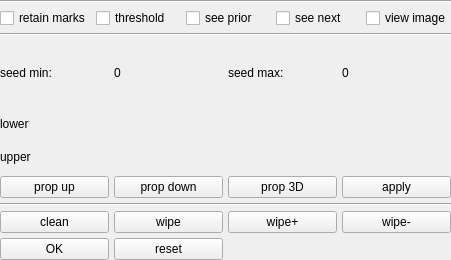
Old version of the form Code/Gui/MITK/Plugins/uk.ac.ucl.cmic.midasgeneralsegmentor/src/internal/MIDASGeneralSegmentorViewControls.ui in the repository NifTK/NifTK.
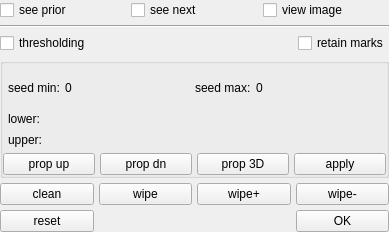
New version of the form. Custom widgets are drawn as their Qt base class.

Patch:
```diff
--- a/Code/Gui/MITK/Plugins/uk.ac.ucl.cmic.midasgeneralsegmentor/src/internal/MIDASGeneralSegmentorViewControls.ui
+++ b/Code/Gui/MITK/Plugins/uk.ac.ucl.cmic.midasgeneralsegmentor/src/internal/MIDASGeneralSegmentorViewControls.ui
@@ -6,8 +6,8 @@
    <rect>
     <x>0</x>
     <y>0</y>
-    <width>451</width>
-    <height>260</height>
+    <width>389</width>
+    <height>232</height>
    </rect>
   </property>
   <property name="sizePolicy">
@@ -35,47 +35,47 @@
    <property name="spacing">
     <number>5</number>
    </property>
-   <item row="0" column="0">
-    <widget class="Line" name="m_Line1">
-     <property name="orientation">
-      <enum>Qt::Horizontal</enum>
-     </property>
-    </widget>
-   </item>
-   <item row="1" column="0">
-    <layout class="QGridLayout" name="m_GridLayoutToggleButtons">
+   <item row="2" column="0">
+    <layout class="QGridLayout" name="m_ThresholdingButtonGridLayout" columnstretch="1,0">
      <property name="spacing">
       <number>5</number>
      </property>
-     <item row="0" column="0">
+     <item row="0" column="1">
       <widget class="QCheckBox" name="m_RetainMarksCheckBox">
        <property name="text">
         <string>retain marks</string>
        </property>
       </widget>
      </item>
-     <item row="0" column="1">
-      <widget class="QCheckBox" name="m_ThresholdCheckBox">
+     <item row="0" column="0">
+      <widget class="QCheckBox" name="m_ThresholdingCheckBox">
        <property name="text">
-        <string>threshold</string>
+        <string>thresholding</string>
        </property>
       </widget>
      </item>
-     <item row="0" column="2">
+    </layout>
+   </item>
+   <item row="0" column="0">
+    <layout class="QGridLayout" name="m_VisibilityButtonsGridLayout">
+     <property name="spacing">
+      <number>5</number>
+     </property>
+     <item row="0" column="0">
       <widget class="QCheckBox" name="m_SeePriorCheckBox">
        <property name="text">
         <string>see prior</string>
        </property>
       </widget>
      </item>
-     <item row="0" column="3">
+     <item row="0" column="1">
       <widget class="QCheckBox" name="m_SeeNextCheckBox">
        <property name="text">
         <string>see next</string>
        </property>
       </widget>
      </item>
-     <item row="0" column="4">
+     <item row="0" column="2">
       <widget class="QCheckBox" name="m_SeeImageCheckBox">
        <property name="text">
         <string>view image</string>
@@ -84,143 +84,15 @@
      </item>
     </layout>
    </item>
-   <item row="2" column="0">
-    <widget class="Line" name="m_Line3">
+   <item row="1" column="0">
+    <widget class="Line" name="m_LineSeparator">
      <property name="orientation">
       <enum>Qt::Horizontal</enum>
      </property>
     </widget>
    </item>
-   <item row="3" column="0">
-    <layout class="QGridLayout" name="m_GridLayoutSeedValues">
-     <property name="spacing">
-      <number>5</number>
-     </property>
-     <item row="0" column="0">
-      <widget class="QLabel" name="m_ThresholdSeedMinLabel">
-       <property name="text">
-        <string>seed min:</string>
-       </property>
-      </widget>
-     </item>
-     <item row="0" column="1">
-      <widget class="QLabel" name="m_ThresholdSeedMinValue">
-       <property name="text">
-        <string>0</string>
-       </property>
-      </widget>
-     </item>
-     <item row="0" column="2">
-      <widget class="QLabel" name="m_ThresholdSeedMaxLabel">
-       <property name="text">
-        <string>seed max:</string>
-       </property>
-      </widget>
-     </item>
-     <item row="0" column="3">
-      <widget class="QLabel" name="m_ThresholdSeedMaxValue">
-       <property name="text">
-        <string>0</string>
-       </property>
-      </widget>
-     </item>
-    </layout>
-   </item>
    <item row="4" column="0">
-    <layout class="QGridLayout" name="m_GridLayoutThresholdSliders">
-     <property name="spacing">
-      <number>5</number>
-     </property>
-     <item row="0" column="0">
-      <widget class="QLabel" name="m_ThresholdLowerLabel">
-       <property name="text">
-        <string>lower</string>
-       </property>
-      </widget>
-     </item>
-     <item row="0" column="1">
-      <widget class="ctkSliderWidget" name="m_ThresholdLowerSliderWidget" native="true"/>
-     </item>
-     <item row="1" column="0">
-      <widget class="QLabel" name="m_ThresholdUpperLabel">
-       <property name="text">
-        <string>upper</string>
-       </property>
-      </widget>
-     </item>
-     <item row="1" column="1">
-      <widget class="ctkSliderWidget" name="m_ThresholdUpperSliderWidget" native="true"/>
-     </item>
-    </layout>
-   </item>
-   <item row="5" column="0">
-    <layout class="QGridLayout" name="m_GridLayoutPropagateButtons">
-     <property name="spacing">
-      <number>5</number>
-     </property>
-     <item row="0" column="0">
-      <widget class="QPushButton" name="m_PropUpButton">
-       <property name="sizePolicy">
-        <sizepolicy hsizetype="Preferred" vsizetype="Fixed">
-         <horstretch>0</horstretch>
-         <verstretch>0</verstretch>
-        </sizepolicy>
-       </property>
-       <property name="text">
-        <string>prop up</string>
-       </property>
-      </widget>
-     </item>
-     <item row="0" column="1">
-      <widget class="QPushButton" name="m_PropDownButton">
-       <property name="sizePolicy">
-        <sizepolicy hsizetype="Preferred" vsizetype="Fixed">
-         <horstretch>0</horstretch>
-         <verstretch>0</verstretch>
-        </sizepolicy>
-       </property>
-       <property name="text">
-        <string>prop down</string>
-       </property>
-      </widget>
-     </item>
-     <item row="0" column="2">
-      <widget class="QPushButton" name="m_Prop3DButton">
-       <property name="sizePolicy">
-        <sizepolicy hsizetype="Preferred" vsizetype="Fixed">
-         <horstretch>0</horstretch>
-         <verstretch>0</verstretch>
-        </sizepolicy>
-       </property>
-       <property name="text">
-        <string>prop 3D</string>
-       </property>
-      </widget>
-     </item>
-     <item row="0" column="3">
-      <widget class="QPushButton" name="m_ThresholdApplyButton">
-       <property name="sizePolicy">
-        <sizepolicy hsizetype="Preferred" vsizetype="Fixed">
-         <horstretch>0</horstretch>
-         <verstretch>0</verstretch>
-        </sizepolicy>
-       </property>
-       <property name="text">
-        <string>apply</string>
-       </property>
-      </widget>
-     </item>
-    </layout>
-   </item>
-   <item row="6" column="0">
-    <widget class="Line" name="m_Line5">
-     <property name="orientation">
-      <enum>Qt::Horizontal</enum>
-     </property>
-    </widget>
-   </item>
-   <item row="7" column="0">
-    <layout class="QGridLayout" name="m_GridLayoutBottomButtons" rowstretch="0,0">
+    <layout class="QGridLayout" name="m_BottomButtonsGridLayout" rowstretch="0,0">
      <property name="spacing">
       <number>5</number>
      </property>
@@ -276,7 +148,7 @@
        </property>
       </widget>
      </item>
-     <item row="1" column="0">
+     <item row="1" column="3">
       <widget class="QPushButton" name="m_OKButton">
        <property name="sizePolicy">
         <sizepolicy hsizetype="Preferred" vsizetype="Fixed">
@@ -289,7 +161,7 @@
        </property>
       </widget>
      </item>
-     <item row="1" column="1">
+     <item row="1" column="0">
       <widget class="QPushButton" name="m_ResetButton">
        <property name="sizePolicy">
         <sizepolicy hsizetype="Preferred" vsizetype="Fixed">
@@ -304,6 +176,160 @@
      </item>
     </layout>
    </item>
+   <item row="3" column="0">
+    <widget class="QGroupBox" name="m_ThresholdingGroupBox">
+     <layout class="QVBoxLayout" name="verticalLayout">
+      <property name="spacing">
+       <number>5</number>
+      </property>
+      <property name="leftMargin">
+       <number>0</number>
+      </property>
+      <property name="topMargin">
+       <number>5</number>
+      </property>
+      <property name="rightMargin">
+       <number>0</number>
+      </property>
+      <property name="bottomMargin">
+       <number>0</number>
+      </property>
+      <item>
+       <layout class="QGridLayout" name="m_SeedMinMaxGridLayout" columnstretch="0,1,0,1">
+        <property name="leftMargin">
+         <number>5</number>
+        </property>
+        <property name="rightMargin">
+         <number>5</number>
+        </property>
+        <property name="spacing">
+         <number>5</number>
+        </property>
+        <item row="0" column="1">
+         <widget class="QLabel" name="m_SeedMinValue">
+          <property name="text">
+           <string>0</string>
+          </property>
+         </widget>
+        </item>
+        <item row="0" column="0">
+         <widget class="QLabel" name="m_SeedMinLabel">
+          <property name="text">
+           <string>seed min:</string>
+          </property>
+         </widget>
+        </item>
+        <item row="0" column="2">
+         <widget class="QLabel" name="m_SeedMaxLabel">
+          <property name="text">
+           <string>seed max:</string>
+          </property>
+         </widget>
+        </item>
+        <item row="0" column="3">
+         <widget class="QLabel" name="m_SeedMaxValue">
+          <property name="text">
+           <string>0</string>
+          </property>
+         </widget>
+        </item>
+       </layout>
+      </item>
+      <item>
+       <layout class="QGridLayout" name="m_ThresholdingSlidersGridLayout" columnstretch="0,1">
+        <property name="leftMargin">
+         <number>5</number>
+        </property>
+        <property name="rightMargin">
+         <number>5</number>
+        </property>
+        <property name="spacing">
+         <number>5</number>
+        </property>
+        <item row="0" column="0">
+         <widget class="QLabel" name="m_LowerThresholdLabel">
+          <property name="text">
+           <string>lower:</string>
+          </property>
+         </widget>
+        </item>
+        <item row="0" column="1">
+         <widget class="ctkSliderWidget" name="m_LowerThresholdSliderWidget" native="true"/>
+        </item>
+        <item row="1" column="0">
+         <widget class="QLabel" name="m_UpperThresholdLabel">
+          <property name="text">
+           <string>upper:</string>
+          </property>
+         </widget>
+        </item>
+        <item row="1" column="1">
+         <widget class="ctkSliderWidget" name="m_UpperThresholdSliderWidget" native="true"/>
+        </item>
+       </layout>
+      </item>
+      <item>
+       <layout class="QGridLayout" name="m_ThresholdingButtonsGridLayout">
+        <property name="spacing">
+         <number>5</number>
+        </property>
+        <item row="0" column="1">
+         <widget class="QPushButton" name="m_PropDownButton">
+          <property name="sizePolicy">
+           <sizepolicy hsizetype="Preferred" vsizetype="Fixed">
+            <horstretch>0</horstretch>
+            <verstretch>0</verstretch>
+           </sizepolicy>
+          </property>
+          <property name="text">
+           <string>prop dn</string>
+          </property>
+         </widget>
+        </item>
+        <item row="0" column="3">
+         <widget class="QPushButton" name="m_ThresholdApplyButton">
+          <property name="sizePolicy">
+           <sizepolicy hsizetype="Preferred" vsizetype="Fixed">
+            <horstretch>0</horstretch>
+            <verstretch>0</verstretch>
+           </sizepolicy>
+          </property>
+          <property name="text">
+           <string>apply</string>
+          </property>
+         </widget>
+        </item>
+        <item row="0" column="0">
+         <widget class="QPushButton" name="m_PropUpButton">
+          <property name="sizePolicy">
+           <sizepolicy hsizetype="Preferred" vsizetype="Fixed">
+            <horstretch>0</horstretch>
+            <verstretch>0</verstretch>
+           </sizepolicy>
+          </property>
+          <property name="text">
+           <string>prop up</string>
+          </property>
+         </widget>
+        </item>
+        <item row="0" column="2">
+         <widget class="QPushButton" name="m_Prop3DButton">
+          <property name="sizePolicy">
+           <sizepolicy hsizetype="Preferred" vsizetype="Fixed">
+            <horstretch>0</horstretch>
+            <verstretch>0</verstretch>
+           </sizepolicy>
+          </property>
+          <property name="text">
+           <string>prop 3D</string>
+          </property>
+         </widget>
+        </item>
+       </layout>
+      </item>
+     </layout>
+    </widget>
+   </item>
   </layout>
  </widget>
  <layoutdefault spacing="0" margin="0"/>
```
